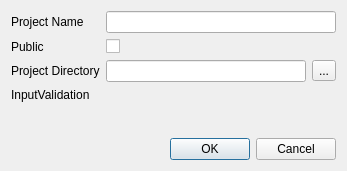
Qt form Mergin/ui/ui_create_project.ui (MerginMaps/qgis-plugin) before a commit.
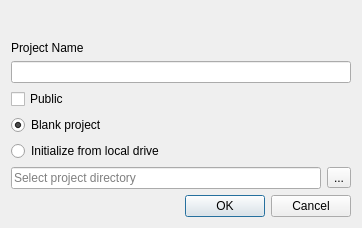
The same form after that commit.

Commit message: redesigned create project dialog, minor fixes

What changed in the file:
```diff
--- a/Mergin/ui/ui_create_project.ui
+++ b/Mergin/ui/ui_create_project.ui
@@ -6,8 +6,8 @@
    <rect>
     <x>0</x>
     <y>0</y>
-    <width>347</width>
-    <height>171</height>
+    <width>362</width>
+    <height>228</height>
    </rect>
   </property>
   <property name="windowTitle">
@@ -17,25 +17,80 @@
    <item>
     <layout class="QVBoxLayout" name="verticalLayout_2">
      <item>
-      <layout class="QGridLayout" name="gridLayout">
-       <item row="1" column="1">
-        <widget class="QCheckBox" name="is_public"/>
-       </item>
-       <item row="3" column="0">
-        <widget class="QLabel" name="label_2">
-         <property name="text">
-          <string>Project Directory</string>
-         </property>
-        </widget>
-       </item>
-       <item row="0" column="0">
-        <widget class="QLabel" name="projectNameLabel">
-         <property name="text">
-          <string>Project Name</string>
-         </property>
-        </widget>
-       </item>
-       <item row="3" column="1">
+      <spacer name="verticalSpacer">
+       <property name="orientation">
+        <enum>Qt::Vertical</enum>
+       </property>
+       <property name="sizeType">
+        <enum>QSizePolicy::Expanding</enum>
+       </property>
+       <property name="sizeHint" stdset="0">
+        <size>
+         <width>20</width>
+         <height>0</height>
+        </size>
+       </property>
+      </spacer>
+     </item>
+     <item>
+      <widget class="QLabel" name="projectNameLabel">
+       <property name="minimumSize">
+        <size>
+         <width>0</width>
+         <height>0</height>
+        </size>
+       </property>
+       <property name="maximumSize">
+        <size>
+         <width>100</width>
+         <height>150</height>
+        </size>
+       </property>
+       <property name="text">
+        <string>Project Name</string>
+       </property>
+      </widget>
+     </item>
+     <item>
+      <widget class="QLineEdit" name="project_name">
+       <property name="sizePolicy">
+        <sizepolicy hsizetype="Minimum" vsizetype="Fixed">
+         <horstretch>0</horstretch>
+         <verstretch>0</verstretch>
+        </sizepolicy>
+       </property>
+       <property name="text">
+        <string/>
+       </property>
+      </widget>
+     </item>
+     <item>
+      <widget class="QCheckBox" name="is_public">
+       <property name="text">
+        <string>Public</string>
+       </property>
+      </widget>
+     </item>
+     <item>
+      <widget class="QRadioButton" name="blank_project_btn">
+       <property name="text">
+        <string>Blank project</string>
+       </property>
+       <property name="checked">
+        <bool>true</bool>
+       </property>
+      </widget>
+     </item>
+     <item>
+      <widget class="QRadioButton" name="project_dir_btn">
+       <property name="text">
+        <string>Initialize from local drive</string>
+       </property>
+      </widget>
+     </item>
+     <item>
+      <layout class="QHBoxLayout" name="select_dir_layout">
+       <item>
         <widget class="QLineEdit" name="project_dir">
          <property name="enabled">
           <bool>true</bool>
@@ -46,56 +101,20 @@
            <height>0</height>
           </size>
          </property>
+         <property name="placeholderText">
+          <string>Select project directory</string>
+         </property>
         </widget>
        </item>
-       <item row="3" column="2">
+       <item>
         <widget class="QToolButton" name="get_project_dir">
          <property name="text">
           <string>...</string>
          </property>
         </widget>
        </item>
-       <item row="0" column="1" colspan="2">
-        <widget class="QLineEdit" name="project_name"/>
-       </item>
-       <item row="1" column="0">
-        <widget class="QLabel" name="publicLabel">
-         <property name="text">
-          <string>Public</string>
-         </property>
-        </widget>
-       </item>
       </layout>
      </item>
-     <item>
-      <widget class="QLabel" name="input_validation">
-       <property name="maximumSize">
-        <size>
-         <width>16777215</width>
-         <height>12775215</height>
-        </size>
-       </property>
-       <property name="autoFillBackground">
-        <bool>false</bool>
-       </property>
-       <property name="text">
-        <string>InputValidation</string>
-       </property>
-      </widget>
-     </item>
-     <item>
-      <spacer name="verticalSpacer">
-       <property name="orientation">
-        <enum>Qt::Vertical</enum>
-       </property>
-       <property name="sizeHint" stdset="0">
-        <size>
-         <width>20</width>
-         <height>20</height>
-        </size>
-       </property>
-      </spacer>
-     </item>
      <item>
       <widget class="QDialogButtonBox" name="buttonBox">
        <property name="orientation">
```
The commit also changes 2 other files.
